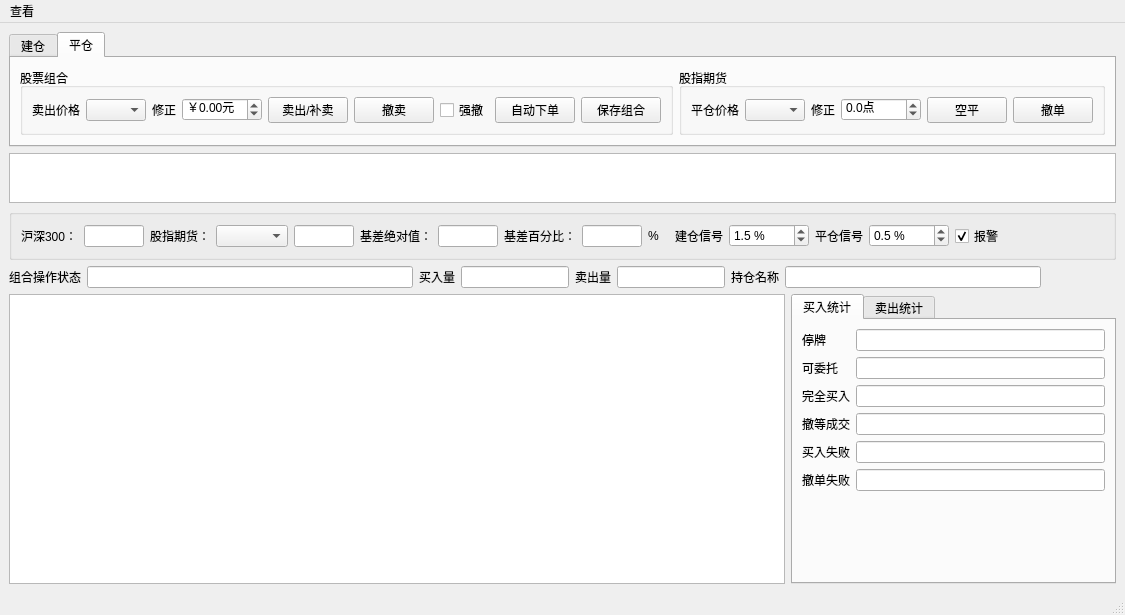
This is dev/easytrader/tradeui.ui in unit-xx/xfiles as Qt 5 draws it before an edit. The edited form follows.
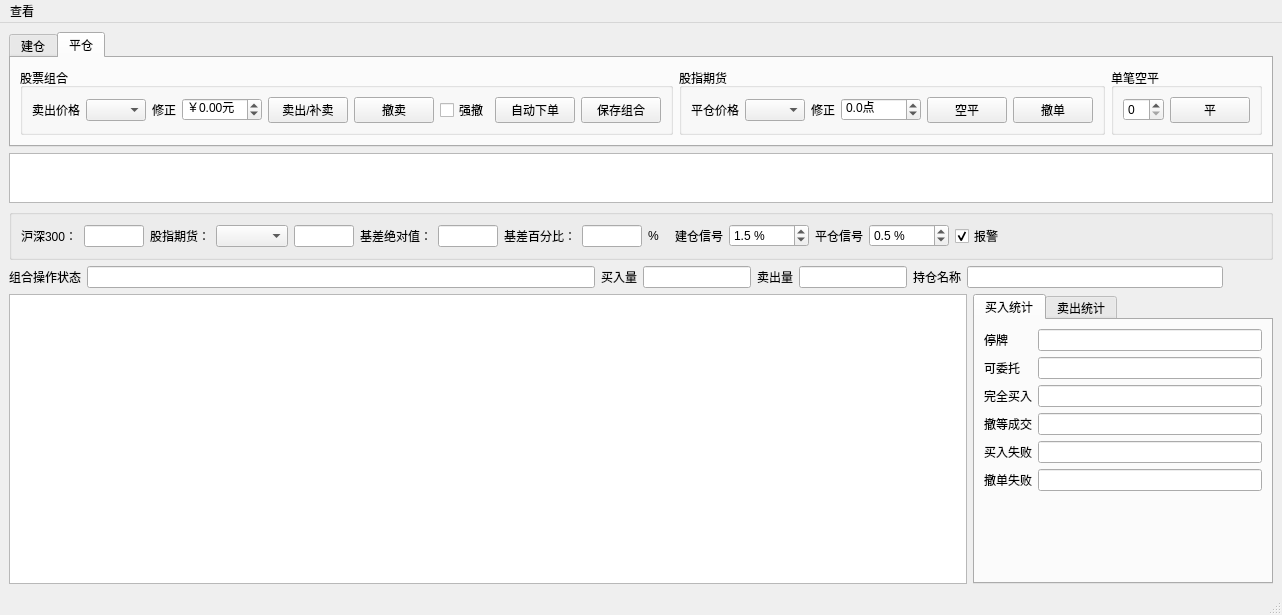
This is the edited form. The open tabs and pages were chosen to show the change.

What changed in the file:
```diff
--- a/dev/easytrader/tradeui.ui
+++ b/dev/easytrader/tradeui.ui
@@ -6,7 +6,7 @@
    <rect>
     <x>0</x>
     <y>0</y>
-    <width>1093</width>
+    <width>1275</width>
     <height>615</height>
    </rect>
   </property>
@@ -399,7 +399,7 @@
           </layout>
          </widget>
         </item>
-        <item row="0" column="2">
+        <item row="0" column="3">
          <spacer name="horizontalSpacer_2">
           <property name="orientation">
            <enum>Qt::Horizontal</enum>
@@ -508,6 +508,31 @@
           </layout>
          </widget>
         </item>
+        <item row="0" column="2">
+         <widget class="QGroupBox" name="groupBox_7">
+          <property name="sizePolicy">
+           <sizepolicy hsizetype="Fixed" vsizetype="Minimum">
+            <horstretch>0</horstretch>
+            <verstretch>0</verstretch>
+           </sizepolicy>
+          </property>
+          <property name="title">
+           <string>单笔空平</string>
+          </property>
+          <layout class="QGridLayout" name="gridLayout_10">
+           <item row="0" column="0">
+            <widget class="QSpinBox" name="sclosespin"/>
+           </item>
+           <item row="0" column="1">
+            <widget class="QPushButton" name="sclosebtn">
+             <property name="text">
+              <string>平</string>
+             </property>
+            </widget>
+           </item>
+          </layout>
+         </widget>
+        </item>
        </layout>
       </widget>
      </widget>
@@ -981,6 +1006,12 @@
     </item>
     <item row="4" column="8">
      <widget class="QTabWidget" name="tabstat">
+      <property name="maximumSize">
+       <size>
+        <width>300</width>
+        <height>16777215</height>
+       </size>
+      </property>
       <property name="currentIndex">
        <number>0</number>
       </property>
@@ -1181,8 +1212,8 @@
     <rect>
      <x>0</x>
      <y>0</y>
-     <width>1093</width>
-     <height>22</height>
+     <width>1275</width>
+     <height>23</height>
     </rect>
    </property>
    <property name="nativeMenuBar">
```
Left out of the diff: 23 changed lines with no effect on the pictures.
